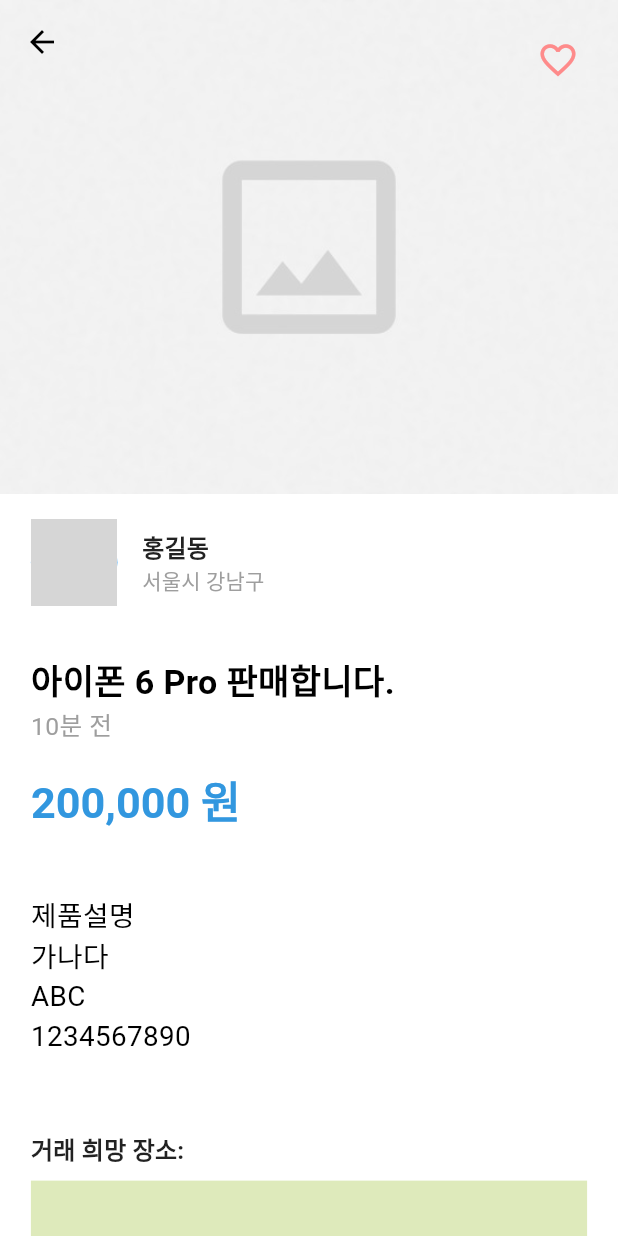
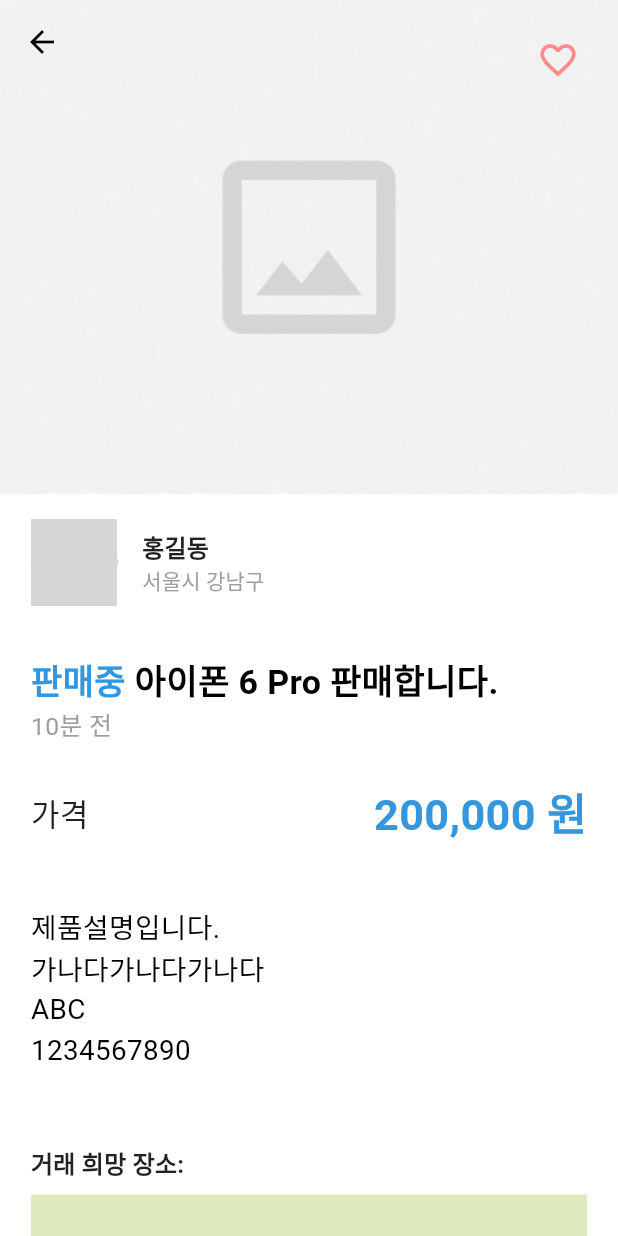
Before and after one commit to DGU-SE/FE, a Flutter app: the screen it shows after launch, after a tap on "아이폰 6 Pro 판매합니다.", on a phone screen of 412 x 824 dp. Run offline on Flutter 3.47's test engine with Material 3 defaults, Android fonts, the phone set to English and light mode, and no system bars; grey boxes are pictures that could not be loaded.

Commit message:
feat: 댓글등록 페이지, 구매확인/응찰확인 페이지 구현

```diff
--- a/how_much_market/lib/screens/main/home_screen.dart
+++ b/how_much_market/lib/screens/main/home_screen.dart
@@ -31,6 +31,8 @@
       'title': '아이폰 6 Pro 판매합니다.',
       'distance': '500m',
       'timeAgo': '10분 전',
+      'auctionStartPrice': "0원",
+      'highestBid': "0원",
       'price': '200,000 원',
       'saleType': '즉시판매', // 판매 방식 추가
       'userName': '홍길동', // 사용자 이름 추가
@@ -38,9 +40,11 @@
     },
     {
       'imageUrl': 'assets/images/no_image.jpg',
-      'title': '아이폰 7 Pro 판매합니다.',
+      'title': '아이폰 7 Pro 경매합니다.',
       'distance': '600m',
       'timeAgo': '20분 전',
+      'auctionStartPrice': "100,000원",
+      'highestBid': "150,000원",
       'price': '300,000 원',
       'saleType': 'auction',
       'userName': '이순신',
@@ -48,9 +52,11 @@
     },
     {
       'imageUrl': 'assets/images/no_image.jpg',
-      'title': '아이폰 8 Pro 판매합니다.',
+      'title': '아이폰 8 Pro 경매합니다아아아아아아아아아아아아아아아.',
       'distance': '700m',
       'timeAgo': '30분 전',
+      'auctionStartPrice': "2,000원",
+      'highestBid': "500,000원",
       'price': '400,000 원',
       'saleType': 'auction',
       'userName': '장보고',
@@ -156,11 +162,13 @@
                       title: product['title'],
                       distance: product['distance'],
                       timeAgo: product['timeAgo'],
+                      auctionStartPrice: product['auctionStartPrice'],
+                      highestBid: product['highestBid'],
                       price: product['price'],
                       saleType: product['saleType'],
                       userName: product['userName'],
                       userLocation: product['userLocation'],
-                      description: "제품설명\n가나다\nABC\n1234567890",
+                      description: "제품설명입니다.\n가나다가나다가나다\nABC\n1234567890",
                       auctionEndTime: "2024-11-12",
                     ),
                     const Divider(color: Color.fromARGB(255, 235, 235, 235)),
--- a/how_much_market/lib/screens/product_detail/product_detail_screen.dart
+++ b/how_much_market/lib/screens/product_detail/product_detail_screen.dart
@@ -1,4 +1,6 @@
 import 'package:flutter/material.dart';
+import 'package:how_much_market/screens/product_detail/comment_registration_screen.dart';
+import 'package:how_much_market/screens/product_detail/product_confirmation_screen.dart';
 
 class ProductDetailScreen extends StatefulWidget {
   final Map<String, dynamic> product;
@@ -90,12 +92,30 @@
                   SizedBox(height: screenHeight * 0.04),
 
                   // 상품 제목
+                  Row(
+                    crossAxisAlignment: CrossAxisAlignment.start,
+                    children: [
                       Text(
+                        isAuction ? '경매중 ' : '판매중 ',
+                        style: TextStyle(
+                          fontSize: screenWidth * 0.055,
+                          fontWeight: FontWeight.w700,
+                          color: Theme.of(context).primaryColor,
+                        ),
+                      ),
+                      Flexible(
+                        child: Text(
                           widget.product['title'],
                           style: TextStyle(
                             fontSize: screenWidth * 0.055,
                             fontWeight: FontWeight.w600,
                           ),
+                          maxLines: 2, // 최대 줄 수를 2줄로 제한
+                          overflow:
+                              TextOverflow.ellipsis, // 글자가 너무 길면 "..."로 생략
+                        ),
+                      ),
+                    ],
                   ),
                   Text(
                     "10분 전", // 상품이 올라온 시간
@@ -104,21 +124,69 @@
                       color: Colors.grey,
                     ),
                   ),
-                  SizedBox(height: screenHeight * 0.02),
+                  SizedBox(height: screenHeight * 0.03),
 
                   // 상품 가격 (숫자 강조)
-                  RichText(
-                    text: TextSpan(
+                  Row(
+                    mainAxisAlignment: MainAxisAlignment.spaceBetween,
                     children: [
-                        TextSpan(
-                          text: '',
+                      Column(
+                        crossAxisAlignment: CrossAxisAlignment.start,
+                        children: [
+                          if (isAuction) ...[
+                            Text(
+                              '경매 시작가',
                               style: TextStyle(
-                            fontSize: screenWidth * 0.055,
-                            color: Theme.of(context).primaryColor,
+                                fontSize: screenWidth * 0.045,
+                                color: Colors.grey,
                               ),
                             ),
-                        TextSpan(
-                          text: widget.product['price'],
+                            SizedBox(
+                              height: screenHeight * 0.02,
+                            ),
+                            Text(
+                              '현재 최고가',
+                              style: TextStyle(
+                                fontSize: screenWidth * 0.05,
+                                color: Colors.black87,
+                              ),
+                            ),
+                          ] else ...[
+                            Text(
+                              '가격',
+                              style: TextStyle(
+                                fontSize: screenWidth * 0.05,
+                                color: Colors.black87,
+                              ),
+                            ),
+                          ],
+                        ],
+                      ),
+                      Column(
+                        crossAxisAlignment: CrossAxisAlignment.end,
+                        children: [
+                          if (isAuction) ...[
+                            Text(
+                              widget.product['auctionStartPrice'], // 경매 시작가 값
+                              style: TextStyle(
+                                fontSize: screenWidth * 0.06,
+                                color: Colors.grey,
+                              ),
+                            ),
+                            SizedBox(
+                              height: screenHeight * 0.01,
+                            ),
+                            Text(
+                              widget.product['highestBid'], // 현재 최고가 값
+                              style: TextStyle(
+                                fontSize: screenWidth * 0.07,
+                                color: Theme.of(context).primaryColor,
+                                fontWeight: FontWeight.w700,
+                              ),
+                            ),
+                          ] else ...[
+                            Text(
+                              widget.product['price'], // 가격 값
                               style: TextStyle(
                                 fontSize: screenWidth * 0.07,
                                 color: Theme.of(context).primaryColor,
@@ -126,7 +194,9 @@
                               ),
                             ),
                           ],
+                        ],
                       ),
+                    ],
                   ),
                   SizedBox(height: screenHeight * 0.05),
 
@@ -165,7 +235,14 @@
                       ),
                       TextButton(
                         onPressed: () {
-                          // 댓글 등록 기능 추가 예정
+                          Navigator.push(
+                            context,
+                            MaterialPageRoute(
+                                builder: (context) => CommentRegistrationScreen(
+                                      productTitle:
+                                          "${widget.product['title']}",
+                                    )),
+                          );
                         },
                         child: Text(
                           '댓글 등록하기',
@@ -190,7 +267,26 @@
                   Center(
                     child: ElevatedButton(
                       onPressed: () {
-                        // 응찰 또는 구매 기능 추가 예정
+                        // isAuction에 따라 다른 화면으로 이동
+                        if (isAuction) {
+                          Navigator.push(
+                            context,
+                            MaterialPageRoute(
+                              builder: (context) =>
+                                  ProductBidConfirmationScreen(
+                                      product: widget.product),
+                            ),
+                          );
+                        } else {
+                          Navigator.push(
+                            context,
+                            MaterialPageRoute(
+                              builder: (context) =>
+                                  ProductPurchaseConfirmationScreen(
+                                      product: widget.product),
+                            ),
+                          );
+                        }
                       },
                       style: ElevatedButton.styleFrom(
                         padding: EdgeInsets.symmetric(
--- a/how_much_market/lib/widgets/ProductItemWidget.dart
+++ b/how_much_market/lib/widgets/ProductItemWidget.dart
@@ -7,6 +7,9 @@
   final String title;
   final String distance;
   final String timeAgo;
+  final String auctionStartPrice;
+  final String highestBid;
+
   final String price;
   final String saleType; // 판매 방식 (경매 또는 즉시 판매 등)
   final String userName;
@@ -20,7 +23,9 @@
     required this.title,
     required this.distance,
     required this.timeAgo,
+    required this.auctionStartPrice,
     required this.price,
+    required this.highestBid,
     required this.saleType,
     required this.userName,
     required this.userLocation,
@@ -45,6 +50,8 @@
                 'imageUrl': imageUrl,
                 'title': title,
                 'price': price,
+                'auctionStartPrice': auctionStartPrice,
+                'highestBid': highestBid,
                 'saleType': saleType,
                 'userName': userName,
                 'userLocation': userLocation,
@@ -89,6 +96,8 @@
                       fontSize: screenHeight * 0.022,
                       fontWeight: FontWeight.w400,
                     ),
+                    maxLines: 1,
+                    overflow: TextOverflow.ellipsis,
                   ),
                   SizedBox(height: screenHeight * 0.008),
                   Text(
```
Also changed, not shown: how_much_market/lib/screens/product_detail/comment_registration_screen.dart (added, +105 -0 lines), how_much_market/lib/screens/product_detail/product_confirmation_screen.dart (added, +245 -0 lines), how_much_market/lib/screens/product_detail/product_bid_confirmation_screen.dart (added). Lines whose indentation alone changed are shown as unchanged.
